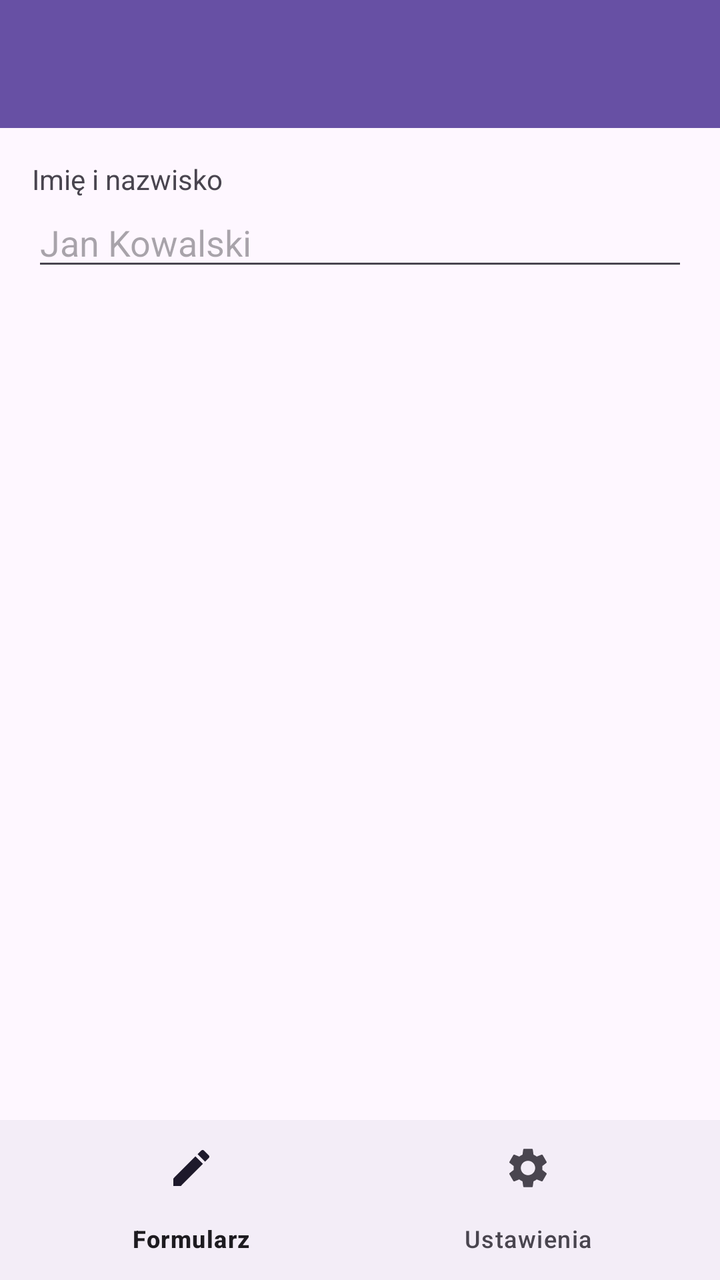
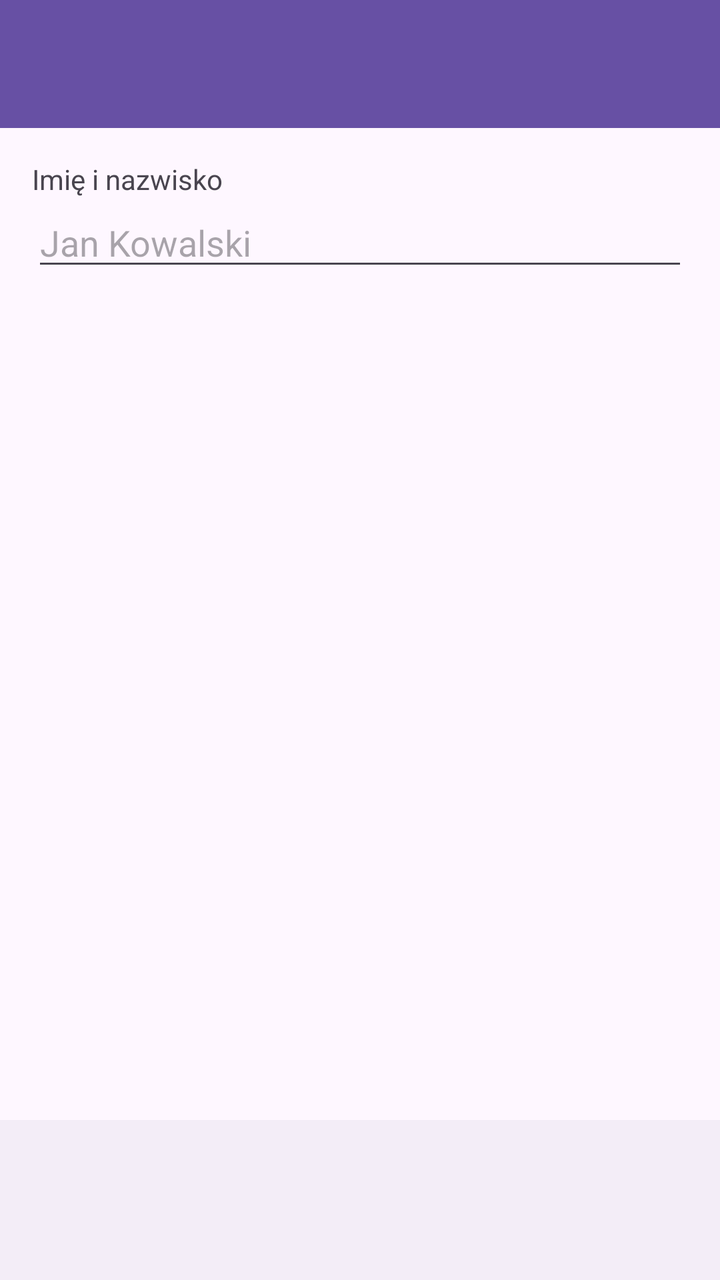

Compare the two renders of this Android layout. The source of the first and the diff that turns it into the second are given below.
<!-- AndroidManifest.xml: application theme Theme.Toolbarmenunawigacja -->
<!-- res/layout/activity_main.xml -->
<?xml version="1.0" encoding="utf-8"?>
<LinearLayout xmlns:android="http://schemas.android.com/apk/res/android"
    xmlns:app="http://schemas.android.com/apk/res-auto"
    xmlns:tools="http://schemas.android.com/tools"
    android:id="@+id/main"
    android:layout_width="match_parent"
    android:layout_height="match_parent"
    android:orientation="vertical"
    tools:context=".MainActivity">

    <androidx.appcompat.widget.Toolbar
        android:id="@+id/toolbar"
        android:layout_width="match_parent"
        android:layout_height="?attr/actionBarSize"
        android:background="?attr/colorPrimary"
        app:theme="@style/ThemeOverlay.AppCompat.Dark.ActionBar"
        app:titleTextColor="#FFFFFF" />

    <LinearLayout
        android:id="@+id/sectionForm"
        android:layout_width="match_parent"
        android:layout_height="0dp"
        android:layout_weight="1"
        android:orientation="vertical"
        android:padding="16dp">

        <TextView
            android:id="@+id/tvLabelName"
            android:layout_width="wrap_content"
            android:layout_height="wrap_content"
            android:text="@string/label_name" />

        <EditText
            android:id="@+id/etName"
            android:layout_width="match_parent"
            android:layout_height="wrap_content"
            android:hint="@string/hint_name"
            android:inputType="textPersonName"
            android:maxLines="1" />
    </LinearLayout>

    <LinearLayout
        android:id="@+id/sectionSettings"
        android:layout_width="match_parent"
        android:layout_height="0dp"
        android:layout_weight="1"
        android:orientation="vertical"
        android:padding="16dp"
        android:visibility="gone">

        <CheckBox
            android:id="@+id/cbNotifications"
            android:layout_width="wrap_content"
            android:layout_height="wrap_content"
            android:text="@string/setting_notifications" />

        <CheckBox
            android:id="@+id/cbDark"
            android:layout_width="wrap_content"
            android:layout_height="wrap_content"
            android:text="@string/setting_dark" />
    </LinearLayout>

    <com.google.android.material.bottomnavigation.BottomNavigationView
        android:id="@+id/bottomNav"
        android:layout_width="match_parent"
        android:layout_height="wrap_content"
        app:menu="@menu/menu_bottom" />

</LinearLayout>
<!-- resources referenced by this layout -->
<resources>
  <string name="hint_name">Jan Kowalski</string>
  <string name="label_name">Imię i nazwisko</string>
  <string name="setting_dark">Tryb ciemny</string>
  <string name="setting_notifications">Powiadomienia</string>
  <style name="Theme.Toolbarmenunawigacja" parent="Base.Theme.Pasek" />
  <style name="Base.Theme.Pasek" parent="Theme.Material3.DayNight.NoActionBar">
      </style>
</resources>

<!-- the commit's change to res/layout/activity_main.xml (unified diff, before → after) -->
@@ -1,10 +1,11 @@
 <?xml version="1.0" encoding="utf-8"?>
 <LinearLayout xmlns:android="http://schemas.android.com/apk/res/android"
-    xmlns:app="http://schemas.android.com/apk/res-auto"
-    xmlns:tools="http://schemas.android.com/tools"
+    xmlns:app="http://android.com"
+    xmlns:tools="http://android.com"
     android:id="@+id/main"
     android:layout_width="match_parent"
     android:layout_height="match_parent"
+    android:fitsSystemWindows="true"
     android:orientation="vertical"
     tools:context=".MainActivity">
 
@@ -67,4 +68,5 @@
         android:layout_height="wrap_content"
         app:menu="@menu/menu_bottom" />
 
+
 </LinearLayout>
